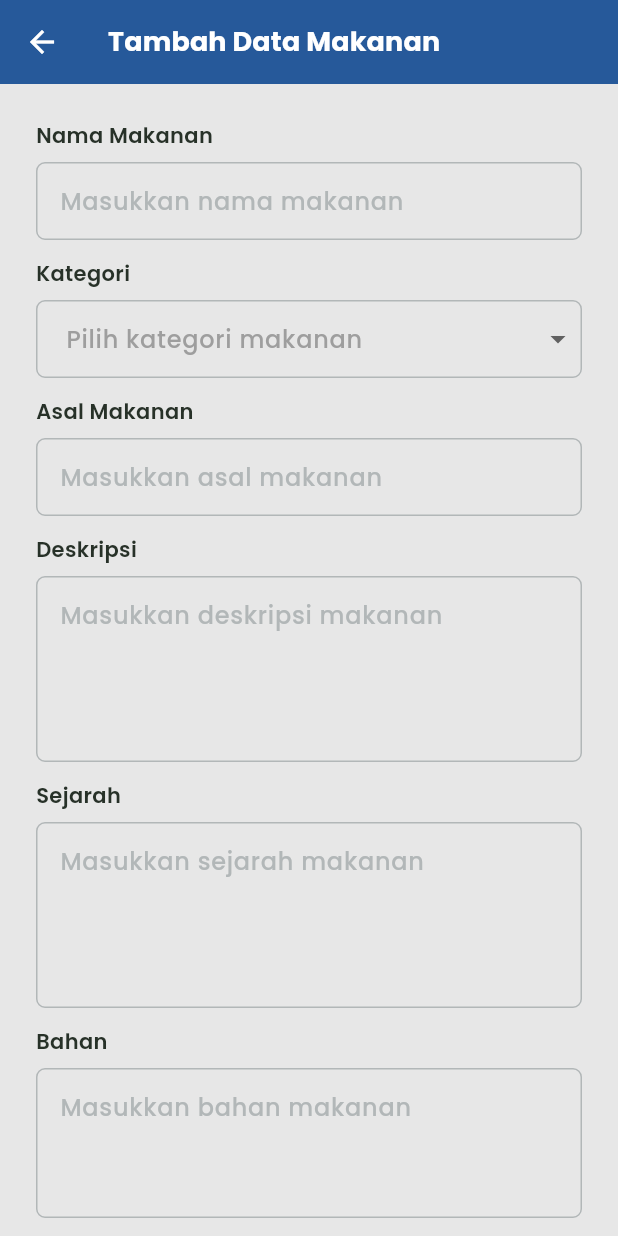
After one commit to Capstone-Projek/mobile_apps, a Flutter app: the CreateFoodListScreen screen opened by its route, on a phone screen of 412 x 824 dp. The commit adds this screen. Run offline on Flutter 3.47's test engine with Material 3 defaults, Android fonts, the phone set to English and light mode, and no system bars; our stand-ins replace carousel_slider, curved_navigation_bar, dropdown_button2, email_validator, flutter_map, google_fonts and 5 more; accounts and stored records are empty.

Commit message:
feat: slicing ui for add and create food data on admin

```diff
--- a/lib/main.dart
+++ b/lib/main.dart
@@ -14,6 +14,8 @@ import 'package:mobile_apps/presentation/views/main/main_screen.dart';
 import 'package:mobile_apps/presentation/views/main/profile/account-information/change_password_screen.dart';
 import 'package:mobile_apps/presentation/views/main/profile/account-information/edit_profile_screen.dart';
 import 'package:mobile_apps/presentation/views/main/profile/admin-food-data/admin_food_list_screen.dart';
+import 'package:mobile_apps/presentation/views/main/profile/admin-food-data/create_food_list_screen.dart';
+import 'package:mobile_apps/presentation/views/main/profile/admin-food-data/edit_food_list_screen.dart';
 import 'package:mobile_apps/presentation/views/register/register_screen.dart';
 import 'package:mobile_apps/presentation/views/splash/splash_screen.dart';
 import 'package:mobile_apps/presentation/views/welcome/welcome_screen.dart';
@@ -106,11 +108,25 @@ class _MyAppState extends State<MyApp> {
                 ChangePasswordScreen(),
             NavigationRoute.editProfileRoute.path: (context) =>
                 EditProfileScreen(),
-            NavigationRoute.foodDetailRoute.path: (context) => FoodDetailScreen(),
-            NavigationRoute.foodPlaceDetailRoute.path: (context) => FoodPlaceDetailScreen(),
-            NavigationRoute.foodPlaceScreenRoute.path: (context) => FoodPlaceScreen(),
+            NavigationRoute.foodDetailRoute.path: (context) =>
+                FoodDetailScreen(),
+            NavigationRoute.foodPlaceDetailRoute.path: (context) =>
+                FoodPlaceDetailScreen(),
+            NavigationRoute.foodPlaceScreenRoute.path: (context) =>
+                FoodPlaceScreen(),
             NavigationRoute.adminFoodList.path: (context) =>
                 AdminFoodListScreen(),
+            NavigationRoute.createAdminFoodList.path: (context) =>
+                CreateFoodListScreen(),
+          },
+          onGenerateRoute: (settings) {
+            if (settings.name == NavigationRoute.editAdminFoodList.path) {
+              final args = settings.arguments as Map<String, dynamic>;
+              return MaterialPageRoute(
+                builder: (context) => EditFoodListScreen(foodData: args),
+              );
+            }
+            return null;
           },
         );
       },
--- a/lib/presentation/static/navigation_route.dart
+++ b/lib/presentation/static/navigation_route.dart
@@ -6,6 +6,8 @@ enum NavigationRoute {
   mainRoute("/main"),
   changePasswordRoute("/changePassword"),
   adminFoodList("/adminFoodList"),
+  createAdminFoodList("/createAdminFoodList"),
+  editAdminFoodList("/editAdminFoodList"),
   editProfileRoute("/editProfile"),
   foodDetailRoute("/food-detail"),
   foodPlaceDetailRoute("/food-place-detail"),
--- a/lib/presentation/views/main/profile/admin-food-data/admin_food_list_screen.dart
+++ b/lib/presentation/views/main/profile/admin-food-data/admin_food_list_screen.dart
@@ -1,4 +1,5 @@
 import 'package:flutter/material.dart';
+import 'package:mobile_apps/presentation/static/navigation_route.dart';
 import 'package:mobile_apps/presentation/styles/color/jejak_rasa_color.dart';
 import 'package:mobile_apps/presentation/styles/theme/jejak_rasa_theme.dart';
 import 'package:mobile_apps/presentation/widgets/search_bar_widget.dart';
@@ -37,7 +38,10 @@ class _AdminFoodListScreenState extends State<AdminFoodListScreen> {
         foregroundColor: JejakRasaColor.primary.color,
         shape: RoundedRectangleBorder(borderRadius: BorderRadius.circular(100)),
         onPressed: () {
-          // aksi
+          Navigator.pushNamed(
+            context,
+            NavigationRoute.createAdminFoodList.path,
+          );
         },
         child: const Icon(Icons.add),
       ),
--- /dev/null
+++ b/lib/presentation/views/main/profile/admin-food-data/create_food_list_screen.dart
@@ -0,0 +1,30 @@
+import 'package:flutter/material.dart';
+import 'package:mobile_apps/presentation/widgets/food_form_widget.dart';
+
+class CreateFoodListScreen extends StatelessWidget {
+  const CreateFoodListScreen({super.key});
+
+  @override
+  Widget build(BuildContext context) {
+    return Scaffold(
+      appBar: AppBar(
+        leading: IconButton(
+          onPressed: () => Navigator.pop(context),
+          icon: const Icon(Icons.arrow_back, color: Colors.white),
+        ),
+        title: Text(
+          'Tambah Data Makanan',
+          style: Theme.of(
+            context,
+          ).textTheme.titleSmall!.copyWith(color: Colors.white),
+        ),
+      ),
+      body: FoodForm(
+        onSubmit: (newData) {
+          print("Data baru dibuat: $newData");
+          Navigator.pop(context, newData);
+        },
+      ),
+    );
+  }
+}
--- /dev/null
+++ b/lib/presentation/views/main/profile/admin-food-data/edit_food_list_screen.dart
@@ -0,0 +1,33 @@
+import 'package:flutter/material.dart';
+import 'package:mobile_apps/presentation/widgets/food_form_widget.dart';
+
+class EditFoodListScreen extends StatelessWidget {
+  final Map<String, dynamic> foodData;
+
+  const EditFoodListScreen({super.key, required this.foodData});
+
+  @override
+  Widget build(BuildContext context) {
+    return Scaffold(
+      appBar: AppBar(
+        leading: IconButton(
+          onPressed: () => Navigator.pop(context),
+          icon: const Icon(Icons.arrow_back, color: Colors.white),
+        ),
+        title: Text(
+          'Edit Data Makanan',
+          style: Theme.of(
+            context,
+          ).textTheme.titleSmall!.copyWith(color: Colors.white),
+        ),
+      ),
+      body: FoodForm(
+        initialData: foodData,
+        onSubmit: (updatedData) {
+          print("Data baru: $updatedData");
+          Navigator.pop(context, updatedData);
+        },
+      ),
+    );
+  }
+}
--- /dev/null
+++ b/lib/presentation/widgets/custom_dropdown_with_text_widget.dart
@@ -0,0 +1,58 @@
+import 'package:flutter/material.dart';
+import 'package:dropdown_button2/dropdown_button2.dart';
+
+class CustomDropdownWithTextWidget extends StatelessWidget {
+  final String label;
+  final String hintText;
+  final List<String> items;
+  final String? value;
+  final ValueChanged<String?> onChanged;
+
+  const CustomDropdownWithTextWidget({
+    super.key,
+    required this.label,
+    required this.hintText,
+    required this.items,
+    required this.onChanged,
+    this.value,
+  });
+
+  @override
+  Widget build(BuildContext context) {
+    return Column(
+      crossAxisAlignment: CrossAxisAlignment.start,
+      children: [
+        Text(label, style: Theme.of(context).textTheme.bodyMedium),
+        const SizedBox(height: 8),
+        DropdownButtonFormField2<String>(
+          value: value,
+          isExpanded: true,
+          decoration: InputDecoration(
+            contentPadding: const EdgeInsets.symmetric(vertical: 14),
+            border: OutlineInputBorder(
+              borderRadius: BorderRadius.circular(6),
+              borderSide: const BorderSide(color: Colors.grey),
+            ),
+            focusedBorder: OutlineInputBorder(
+              borderRadius: BorderRadius.circular(6),
+              borderSide: const BorderSide(color: Colors.grey),
+            ),
+          ),
+          hint: Text(
+            hintText,
+            style: Theme.of(
+              context,
+            ).textTheme.bodyLarge!.copyWith(color: Colors.grey),
+          ),
+          items: items.map((item) {
+            return DropdownMenuItem<String>(
+              value: item,
+              child: Text(item, style: Theme.of(context).textTheme.bodyLarge),
+            );
+          }).toList(),
+          onChanged: onChanged,
+        ),
+      ],
+    );
+  }
+}
--- a/lib/presentation/widgets/custom_input_widget_with_text.dart
+++ b/lib/presentation/widgets/custom_input_widget_with_text.dart
@@ -8,6 +8,7 @@ class CustomInputWidgetWithText extends StatefulWidget {
   final TextInputType keyboardType;
   final IconData? prefixIcon;
   final bool showTogglePassword;
+  final int maxLines;
 
   const CustomInputWidgetWithText({
     super.key,
@@ -18,6 +19,7 @@ class CustomInputWidgetWithText extends StatefulWidget {
     this.keyboardType = TextInputType.text,
     this.prefixIcon,
     this.showTogglePassword = false,
+    this.maxLines = 1,
   });
 
   @override
@@ -46,6 +48,7 @@ class _CustomInputWidgetWithTextState extends State<CustomInputWidgetWithText> {
           obscureText: _isObscured,
           keyboardType: widget.keyboardType,
           cursorColor: Theme.of(context).colorScheme.onPrimary,
+          maxLines: widget.maxLines,
           decoration: InputDecoration(
             hintText: widget.hintText,
             contentPadding: const EdgeInsets.symmetric(
--- /dev/null
+++ b/lib/presentation/widgets/food_form_widget.dart
@@ -0,0 +1,174 @@
+import 'package:flutter/material.dart';
+import 'package:mobile_apps/presentation/styles/color/jejak_rasa_color.dart';
+import 'package:mobile_apps/presentation/widgets/custom_button.dart';
+import 'package:mobile_apps/presentation/widgets/custom_dropdown_with_text_widget.dart';
+import 'package:mobile_apps/presentation/widgets/custom_input_widget_with_text.dart';
+
+class FoodForm extends StatefulWidget {
+  final Map<String, dynamic>? initialData; // null = create, ada data = edit
+  final void Function(Map<String, dynamic>) onSubmit;
+
+  const FoodForm({super.key, this.initialData, required this.onSubmit});
+
+  @override
+  State<FoodForm> createState() => _FoodFormState();
+}
+
+class _FoodFormState extends State<FoodForm> {
+  final _formKey = GlobalKey<FormState>();
+
+  late final TextEditingController _foodNameController;
+  late final TextEditingController _fromController;
+  late final TextEditingController _descController;
+  late final TextEditingController _historyController;
+  late final TextEditingController _materialController;
+  late final TextEditingController _recipesController;
+  late final TextEditingController _timeCookController;
+  late final TextEditingController _servingController;
+  late final TextEditingController _videoUrlController;
+
+  final List<String> _categories = ["Makanan Berat", "Makanan Ringan"];
+  String? _selectedCategory;
+
+  @override
+  void initState() {
+    super.initState();
+
+    _foodNameController = TextEditingController(
+      text: widget.initialData?["food_name"] ?? "",
+    );
+    _fromController = TextEditingController(
+      text: widget.initialData?["from"] ?? "",
+    );
+    _descController = TextEditingController(
+      text: widget.initialData?["desc"] ?? "",
+    );
+    _historyController = TextEditingController(
+      text: widget.initialData?["history"] ?? "",
+    );
+    _materialController = TextEditingController(
+      text: widget.initialData?["material"] ?? "",
+    );
+    _recipesController = TextEditingController(
+      text: widget.initialData?["recipes"] ?? "",
+    );
+    _timeCookController = TextEditingController(
+      text: widget.initialData?["time_cook"] ?? "",
+    );
+    _servingController = TextEditingController(
+      text: widget.initialData?["serving"] ?? "",
+    );
+    _videoUrlController = TextEditingController(
+      text: widget.initialData?["vidio_url"] ?? "",
+    );
+
+    _selectedCategory = widget.initialData?["category"];
+  }
+
+  @override
+  Widget build(BuildContext context) {
+    return SingleChildScrollView(
+      child: Form(
+        key: _formKey,
+        child: Padding(
+          padding: const EdgeInsets.all(24),
+          child: Column(
+            children: [
+              CustomInputWidgetWithText(
+                controller: _foodNameController,
+                label: "Nama Makanan",
+                hintText: "Masukkan nama makanan",
+              ),
+              const SizedBox(height: 12),
+              CustomDropdownWithTextWidget(
+                label: "Kategori",
+                hintText: "Pilih kategori makanan",
+                items: _categories,
+                value: _selectedCategory,
+                onChanged: (value) {
+                  setState(() {
+                    _selectedCategory = value;
+                  });
+                },
+              ),
+              const SizedBox(height: 12),
+              CustomInputWidgetWithText(
+                controller: _fromController,
+                label: "Asal Makanan",
+                hintText: "Masukkan asal makanan",
+              ),
+              const SizedBox(height: 12),
+              CustomInputWidgetWithText(
+                controller: _descController,
+                label: "Deskripsi",
+                hintText: "Masukkan deskripsi makanan",
+                maxLines: 4,
+              ),
+              const SizedBox(height: 12),
+              CustomInputWidgetWithText(
+                controller: _historyController,
+                label: "Sejarah",
+                hintText: "Masukkan sejarah makanan",
+                maxLines: 4,
+              ),
+              const SizedBox(height: 12),
+              CustomInputWidgetWithText(
+                controller: _materialController,
+                label: "Bahan",
+                hintText: "Masukkan bahan makanan",
+                maxLines: 3,
+              ),
+              const SizedBox(height: 12),
+              CustomInputWidgetWithText(
+                controller: _recipesController,
+                label: "Resep",
+                hintText: "Masukkan resep makanan",
+                maxLines: 3,
+              ),
+              const SizedBox(height: 12),
+              CustomInputWidgetWithText(
+                controller: _timeCookController,
+                label: "Waktu Memasak",
+                hintText: "Contoh: 30 menit",
+              ),
+              const SizedBox(height: 12),
+              CustomInputWidgetWithText(
+                controller: _servingController,
+                label: "Porsi",
+                hintText: "Contoh: 2 orang",
+              ),
+              const SizedBox(height: 12),
+              CustomInputWidgetWithText(
+                controller: _videoUrlController,
+                label: "Video URL",
+                hintText: "Masukkan URL video",
+              ),
+              const SizedBox(height: 50),
+              CustomButton(
+                text: "Simpan",
+                color: JejakRasaColor.secondary.color,
+                onPressed: () {
+                  if (_formKey.currentState!.validate()) {
+                    final foodData = {
+                      "food_name": _foodNameController.text,
+                      "category": _selectedCategory,
+                      "from": _fromController.text,
+                      "desc": _descController.text,
+                      "history": _historyController.text,
+                      "material": _materialController.text,
+                      "recipes": _recipesController.text,
+                      "time_cook": _timeCookController.text,
+                      "serving": _servingController.text,
+                      "vidio_url": _videoUrlController.text,
+                    };
+                    widget.onSubmit(foodData);
+                  }
+                },
+              ),
+            ],
+          ),
+        ),
+      ),
+    );
+  }
+}
```
Also changed, not shown: pubspec.yaml (+12 -24 lines), pubspec.lock.
